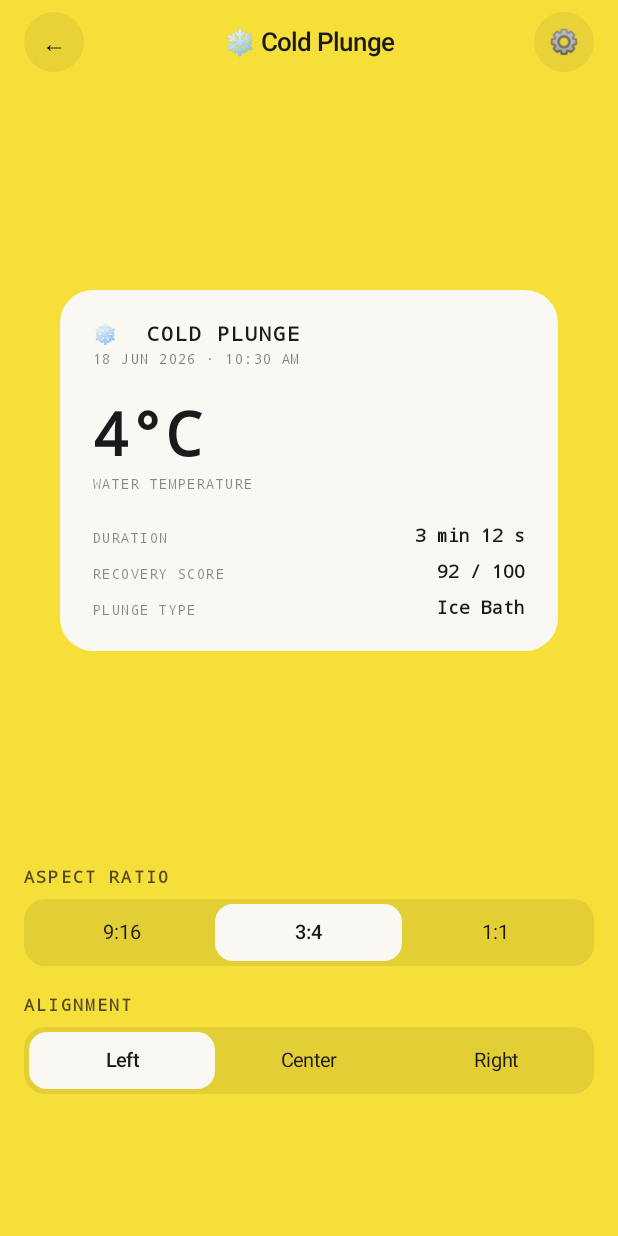
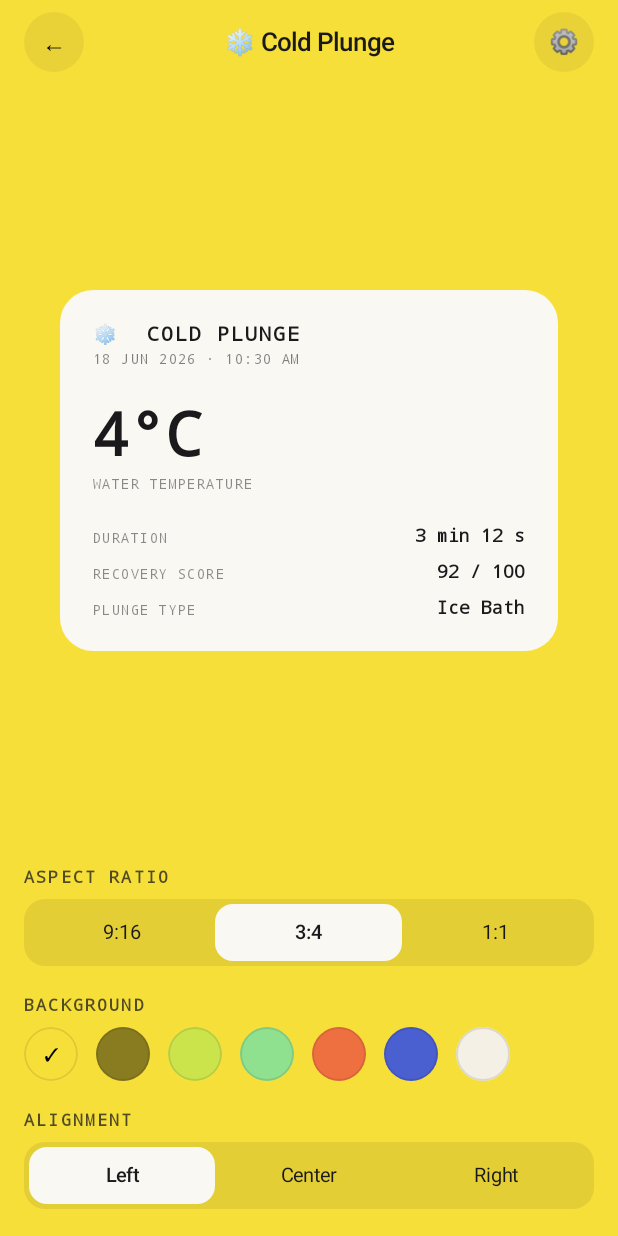
Before and after one commit to harshilv17/sociofit, an Android app built with Jetpack Compose: the screen it shows after launch (MainActivity), after a tap on "3:4", on a phone screen of 412 x 824 dp. Run offline under Robolectric (Android 15) with nearby library versions, the phone set to English and light mode, and no system bars; 2 other taps on this screen came first.

Commit message:
background swatches

```diff
--- a/app/src/main/java/com/sociofit/app/Catalog.kt
+++ b/app/src/main/java/com/sociofit/app/Catalog.kt
@@ -158,3 +158,9 @@ fun ink(alpha: Float) = Theme.ink.copy(alpha = alpha)
 fun dateText(now: Date = Date()): String = SimpleDateFormat("dd MMM yyyy", Locale.UK).format(now).uppercase()
 fun timeText(now: Date = Date()): String = SimpleDateFormat("h:mm a", Locale.US).format(now)
 fun dateLine(): String = "${dateText()} · ${timeText()}"
+
+/** Darkens a colour toward black by [black] (0..1). */
+fun mix(color: Color, black: Float): Color {
+    val k = 1 - black
+    return Color(color.red * k, color.green * k, color.blue * k)
+}
--- a/app/src/main/java/com/sociofit/app/StickerEditorScreen.kt
+++ b/app/src/main/java/com/sociofit/app/StickerEditorScreen.kt
@@ -60,6 +60,18 @@ private val ASPECTS = linkedMapOf("9:16" to 9f / 16f, "3:4" to 3f / 4f, "1:1" to
 @Composable
 fun StickerEditorScreen(activity: FitnessActivity, onBack: () -> Unit, onSettings: () -> Unit, onPaywall: () -> Unit) {
     var config by remember(activity) { mutableStateOf(defaultConfig(activity)) }
+    var bgIndex by remember(activity) { mutableIntStateOf(0) }
+
+    // ponytail: first two swatches free, rest pro-locked
+    val swatches = listOf(
+        activity.color to false,
+        mix(activity.color, 0.45f) to false,
+        Color(0xFFCBE44B) to true,
+        Color(0xFF8FE08F) to true,
+        Color(0xFFEE7040) to true,
+        Color(0xFF4A5FD0) to true,
+        Theme.cream to true,
+    )
 
     Column(Modifier.fillMaxSize().background(config.background)) {
         Row(
@@ -86,6 +98,21 @@ fun StickerEditorScreen(activity: FitnessActivity, onBack: () -> Unit, onSetting
                 val label = ASPECTS.entries.firstOrNull { it.value == config.aspect }?.key ?: "9:16"
                 SegmentRow(ASPECTS.keys.toList(), label) { config = config.copy(aspect = ASPECTS.getValue(it)) }
             }
+            Section("BACKGROUND") {
+                Row(horizontalArrangement = Arrangement.spacedBy(12.dp)) {
+                    swatches.forEachIndexed { i, (color, _) ->
+                        Box(
+                            Modifier.size(36.dp).clip(CircleShape).background(color)
+                                .border(1.dp, Color.Black.copy(alpha = 0.1f), CircleShape)
+                                .clickable {
+                                    bgIndex = i
+                                    config = config.copy(background = color)
+                                },
+                            contentAlignment = Alignment.Center,
+                        ) { Text(if (bgIndex == i) "✓" else "", fontSize = 12.sp) }
+                    }
+                }
+            }
             Section("ALIGNMENT") {
                 SegmentRow(Align.entries.map { it.name }, config.alignment.name) {
                     config = config.copy(alignment = Align.valueOf(it))
```
